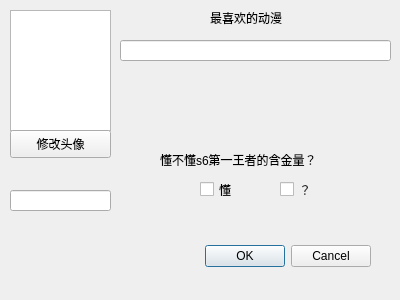
The window that gui/VSettings.ui (PurePassersBy/ShacoRoom) describes before a commit, drawn with Qt 5.
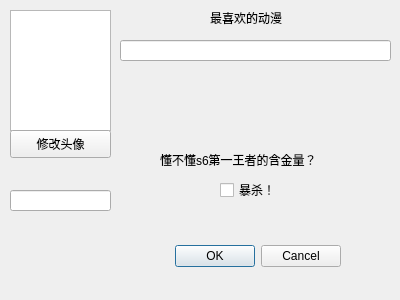
The same window after the commit.

Commit message: 完善设置界面的功能，除了头像都可修改

```diff
--- a/gui/VSettings.ui
+++ b/gui/VSettings.ui
@@ -16,9 +16,9 @@
   <widget class="QDialogButtonBox" name="buttonBox">
    <property name="geometry">
     <rect>
-     <x>30</x>
+     <x>140</x>
      <y>240</y>
-     <width>341</width>
+     <width>201</width>
      <height>32</height>
     </rect>
    </property>
@@ -88,27 +88,14 @@
   <widget class="QCheckBox" name="checkBox_yes">
    <property name="geometry">
     <rect>
-     <x>200</x>
+     <x>220</x>
      <y>180</y>
-     <width>41</width>
-     <height>19</height>
+     <width>71</width>
+     <height>20</height>
     </rect>
    </property>
    <property name="text">
-    <string>懂</string>
-   </property>
-  </widget>
-  <widget class="QCheckBox" name="checkBox_no">
-   <property name="geometry">
-    <rect>
-     <x>280</x>
-     <y>180</y>
-     <width>41</width>
-     <height>19</height>
-    </rect>
-   </property>
-   <property name="text">
-    <string>？</string>
+    <string>暴杀！</string>
    </property>
   </widget>
   <widget class="QLabel" name="label_2">
```
The commit also changes 3 other files.
